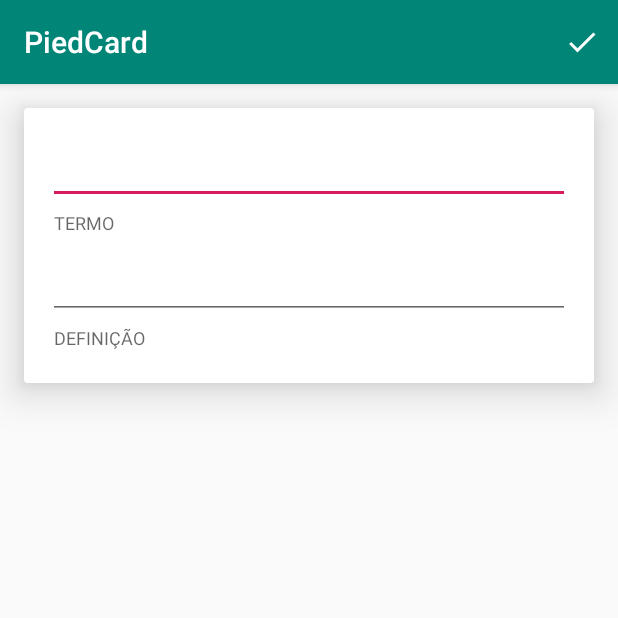
After one commit to pedrobealves/piedcard-flashcard-app, an Android app: the InsertCardActivity screen opened directly, with no data from a screen before it, on a phone screen of 412 x 824 dp, the top half of it. The commit adds this screen. Run offline under Robolectric (Android 15) with nearby library versions, the phone set to English and light mode, and no system bars.

Commit message:
Feat: card study act

```diff
--- a/app/build.gradle
+++ b/app/build.gradle
@@ -31,4 +31,5 @@ dependencies {
     androidTestImplementation 'com.android.support.test:runner:1.0.2'
     androidTestImplementation 'com.android.support.test.espresso:espresso-core:3.0.2'
     implementation 'com.android.support:cardview-v7:28.0.0'
+    implementation 'com.android.support:recyclerview-v7:28.0.0'
 }
--- a/app/src/main/AndroidManifest.xml
+++ b/app/src/main/AndroidManifest.xml
@@ -9,7 +9,9 @@
         android:roundIcon="@mipmap/ic_launcher_round"
         android:supportsRtl="true"
         android:theme="@style/AppTheme">
-        <activity android:name=".activity.card.CardActivity"></activity>
+        <activity android:name=".activity.deck.StudyActivity"></activity>
+        <activity android:name=".activity.card.InsertCardActivity" />
+        <activity android:name=".activity.card.CardActivity" />
         <activity
             android:name=".activity.deck.DeckActivity"
             android:label="@string/title_activity_deck"
--- /dev/null
+++ b/app/src/main/java/com/piedcard/activity/card/InsertCardActivity.java
@@ -0,0 +1,126 @@
+package com.piedcard.activity.card;
+
+import android.support.design.widget.TextInputEditText;
+import android.support.v7.app.AppCompatActivity;
+import android.os.Bundle;
+import android.support.v7.widget.CardView;
+import android.view.Menu;
+import android.view.MenuItem;
+import android.view.View;
+import android.widget.Toast;
+
+import com.piedcard.R;
+import com.piedcard.model.Card;
+import com.piedcard.model.Deck;
+import com.piedcard.model.dao.CardDAO;
+
+public class InsertCardActivity extends AppCompatActivity {
+
+    private TextInputEditText term;
+    private TextInputEditText def;
+    private CardView cardView;
+    private Card cardActual;
+    private Deck deckActual;
+
+    @Override
+    protected void onCreate(Bundle savedInstanceState) {
+        super.onCreate(savedInstanceState);
+        setContentView(R.layout.activity_insert_card);
+
+        term = findViewById(R.id.termText);
+        def = findViewById(R.id.defText);
+        cardView = findViewById(R.id.cardView);
+
+
+        //Recuperar DECK, caso seja edição
+        cardActual = (Card) getIntent().getSerializableExtra("cardSelected");
+        deckActual = (Deck) getIntent().getSerializableExtra("deckSelected");
+
+        //Configurar DECK na caixa de texto
+        if ( cardActual != null ){
+            term.setText( cardActual.getFront() );
+            def.setText( cardActual.getBack() );
+        }
+
+/*        term.setOnClickListener(new View.OnClickListener() {
+            @Override
+            public void onClick(View v) {
+               cardView.setElevation(16);
+            }
+        });
+
+        def.setOnClickListener(new View.OnClickListener() {
+            @Override
+            public void onClick(View v) {
+                cardView.setElevation(16);
+            }
+        });*/
+    }
+
+    @Override
+    public boolean onCreateOptionsMenu(Menu menu) {
+        getMenuInflater().inflate(R.menu.menu_adicionar_tarefa, menu);
+        return super.onCreateOptionsMenu(menu);
+    }
+
+    @Override
+    public boolean onOptionsItemSelected(MenuItem item) {
+
+        switch ( item.getItemId() ){
+            case R.id.itemSalvar :
+                //Executa açao para o item insert
+
+                CardDAO cardDAO = new CardDAO( getApplicationContext() );
+
+                if ( cardActual != null ){//edicao
+
+                    String termText = term.getText().toString();
+                    String defText = def.getText().toString();
+                    if ( !termText.isEmpty() && !defText.isEmpty()){
+
+                        Card card = new Card(cardActual.getId(), termText, defText, cardActual.getId_deck());
+
+                        //update no banco de dados
+                        if ( cardDAO.update(card) ){
+                            finish();
+                            Toast.makeText(getApplicationContext(),
+                                    "Sucesso ao update card!",
+                                    Toast.LENGTH_SHORT).show();
+                        }else {
+                            Toast.makeText(getApplicationContext(),
+                                    "Erro ao update card!",
+                                    Toast.LENGTH_SHORT).show();
+                        }
+
+                    }
+
+                }else {//insert
+
+                    String termText = term.getText().toString();
+                    String defText = def.getText().toString();
+                    if ( !termText.isEmpty() && !defText.isEmpty() ){
+                        Card card = new Card(termText, defText, deckActual.getId());
+
+                        if ( cardDAO.insert(card) ){
+                            finish();
+                            Toast.makeText(getApplicationContext(),
+                                    "Sucesso ao insert deck!",
+                                    Toast.LENGTH_SHORT).show();
+                        }else {
+                            Toast.makeText(getApplicationContext(),
+                                    "Erro ao insert deck!",
+                                    Toast.LENGTH_SHORT).show();
+                        }
+
+
+                    }
+
+                }
+
+
+                break;
+        }
+
+        return super.onOptionsItemSelected(item);
+    }
+}
--- a/app/src/main/res/layout/activity_deck_home.xml
+++ b/app/src/main/res/layout/activity_deck_home.xml
@@ -50,6 +50,7 @@
             android:layout_width="match_parent"
             android:layout_height="match_parent"
             android:layout_weight="1"
+            android:onClick="studyList"
             app:cardCornerRadius="3dp"
             app:cardElevation="4dp"
             app:cardUseCompatPadding="true">
@@ -88,6 +89,7 @@
             android:layout_height="match_parent"
             android:layout_weight="1"
             app:cardCornerRadius="3dp"
+            android:onClick="insertCard"
             app:cardElevation="4dp"
             app:cardUseCompatPadding="true">
 
--- /dev/null
+++ b/app/src/main/res/layout/activity_insert_card.xml
@@ -0,0 +1,57 @@
+<?xml version="1.0" encoding="utf-8"?>
+<android.support.constraint.ConstraintLayout xmlns:android="http://schemas.android.com/apk/res/android"
+    xmlns:app="http://schemas.android.com/apk/res-auto"
+    xmlns:tools="http://schemas.android.com/tools"
+    android:layout_width="match_parent"
+    android:layout_height="match_parent"
+    tools:context=".activity.card.InsertCardActivity">
+
+    <android.support.v7.widget.CardView
+        android:id="@+id/cardView"
+        android:layout_width="match_parent"
+        android:layout_height="wrap_content"
+        android:layout_marginStart="16dp"
+        android:layout_marginTop="16dp"
+        android:layout_marginEnd="16dp"
+        app:cardElevation="16dp"
+        app:layout_constraintEnd_toEndOf="parent"
+        app:layout_constraintHorizontal_bias="0.5"
+        app:layout_constraintStart_toStartOf="parent"
+        app:layout_constraintTop_toTopOf="parent">
+
+        <LinearLayout
+            android:layout_width="match_parent"
+            android:layout_height="match_parent"
+            android:orientation="vertical">
+
+            <android.support.design.widget.TextInputLayout
+                android:layout_width="match_parent"
+                android:layout_height="match_parent"
+                android:layout_marginLeft="16dp"
+                android:layout_marginTop="8dp"
+                android:layout_marginRight="16dp"
+                app:helperText="TERMO">
+
+                <android.support.design.widget.TextInputEditText
+                    android:id="@+id/termText"
+                    android:layout_width="match_parent"
+                    android:layout_height="wrap_content" />
+            </android.support.design.widget.TextInputLayout>
+
+            <android.support.design.widget.TextInputLayout
+                android:layout_width="match_parent"
+                android:layout_height="match_parent"
+                android:layout_marginLeft="16dp"
+                android:layout_marginRight="16dp"
+                android:layout_marginBottom="22dp"
+                app:helperText="DEFINIÇÃO">
+
+                <android.support.design.widget.TextInputEditText
+                    android:id="@+id/defText"
+                    android:layout_width="match_parent"
+                    android:layout_height="wrap_content" />
+
+            </android.support.design.widget.TextInputLayout>
+        </LinearLayout>
+    </android.support.v7.widget.CardView>
+</android.support.constraint.ConstraintLayout>
```
Also changed, not shown: app/src/main/java/com/piedcard/activity/deck/DeckActivity.java (+14 -0 lines), app/src/main/java/com/piedcard/activity/deck/StudyActivity.java (added, +70 -0 lines), app/src/main/java/com/piedcard/adapter/CardStudyAdapter.java (added, +68 -0 lines), app/src/main/java/com/piedcard/model/Card.java (+16 -0 lines), app/src/main/res/layout/activity_study.xml (added, +44 -0 lines), app/src/main/res/layout/card_study_detail.xml (added, +64 -0 lines).
